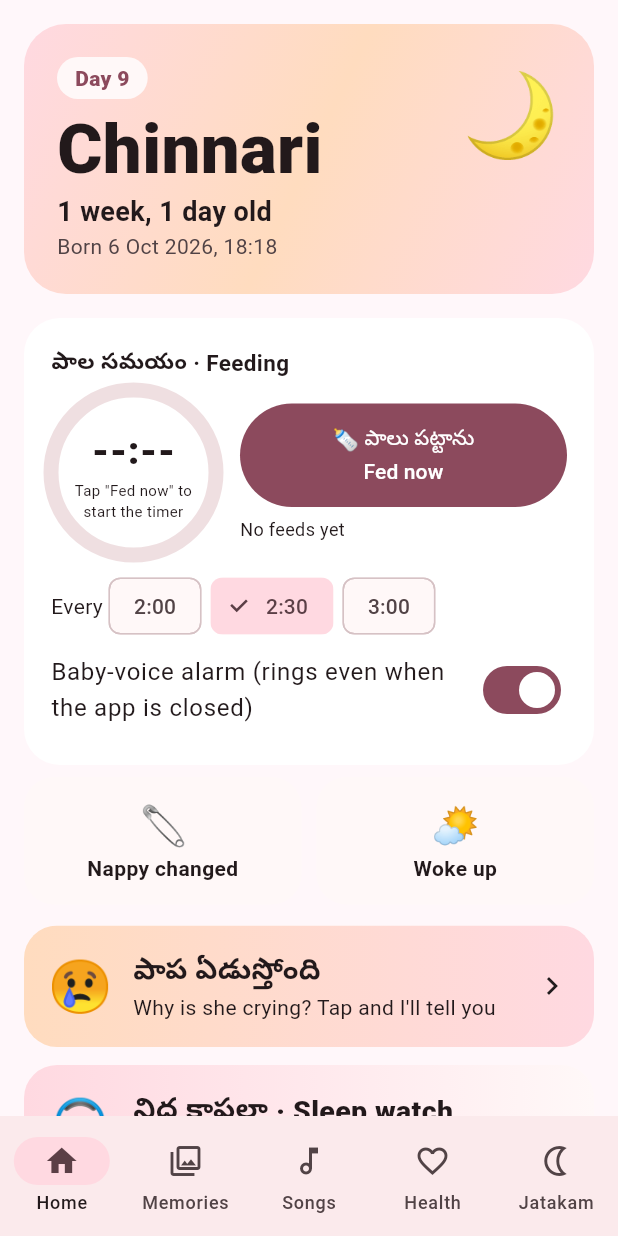
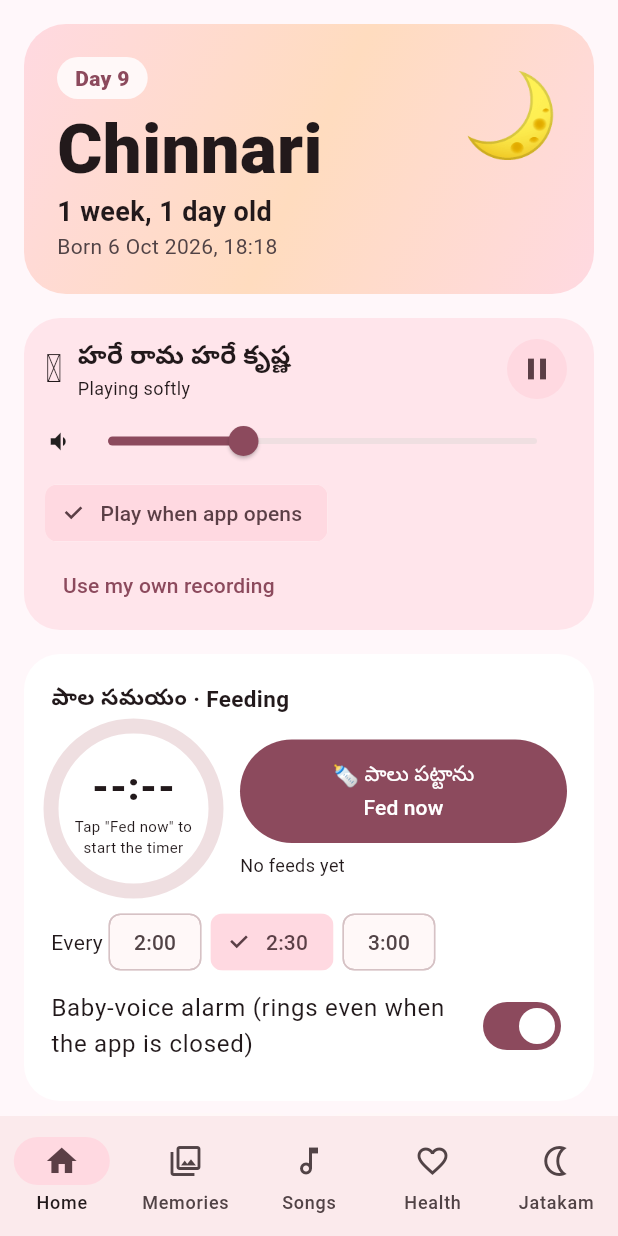
Before and after one commit to praveenkumarakumalla/little-one-app, a Flutter app: the screen it shows after launch, on a phone screen of 412 x 824 dp. Run offline on Flutter 3.47's test engine with Material 3 defaults, Android fonts, the phone set to English and light mode, and no system bars; our stand-ins replace audioplayers, flutter_tts, image_picker, permission_handler, share_plus, shared_preferences and 3 more; missing offline and left inert: alarm, file_selector, record.

Commit message:
Soft Hare Rama Hare Krishna chant when the app opens
Co-Authored-By: Claude Opus 5.5 <noreply@anthropic.com>
Claude-Session: https://claude.ai/code/session_016dhjwzidE1QpFg6RUYaQYL

```diff
--- /dev/null
+++ b/lib/chant.dart
@@ -0,0 +1,85 @@
+import 'dart:async';
+
+import 'package:audioplayers/audioplayers.dart';
+import 'package:flutter/foundation.dart';
+import 'package:flutter_tts/flutter_tts.dart';
+
+import 'store.dart';
+
+/// Soft, continuous "Hare Rama Hare Krishna" while the app is open.
+class Chant extends ChangeNotifier {
+  Chant._();
+  static final Chant i = Chant._();
+
+  final AudioPlayer _bg = AudioPlayer();
+  final FlutterTts _tts = FlutterTts();
+  bool on = false;
+  int _session = 0;
+  String? _lang;
+
+  static const te = 'హరే రామ హరే రామ, రామ రామ హరే హరే. హరే కృష్ణ హరే కృష్ణ, కృష్ణ కృష్ణ హరే హరే.';
+  static const dev = 'हरे राम हरे राम, राम राम हरे हरे। हरे कृष्ण हरे कृष्ण, कृष्ण कृष्ण हरे हरे।';
+  static const lat = 'Hare Rama Hare Rama, Rama Rama Hare Hare. Hare Krishna Hare Krishna, Krishna Krishna Hare Hare.';
+
+  double get volume => ((Store.i.settings['chantVol'] as num?)?.toDouble() ?? 0.35).clamp(0.05, 1.0);
+  bool get autoStart => Store.i.settings['chantOnOpen'] != false;
+  String? get ownFile => Store.i.settings['chantFile'] as String?;
+
+  Future<void> _initTts() async {
+    if (_lang != null) return;
+    for (final l in ['hi-IN', 'te-IN', 'en-IN']) {
+      try {
+        final ok = await _tts.isLanguageAvailable(l);
+        if (ok == true || ok == 1) {
+          _lang = l;
+          break;
+        }
+      } catch (_) {}
+    }
+    _lang ??= 'en-IN';
+    await _tts.setLanguage(_lang!);
+    await _tts.setSpeechRate(0.38);
+    await _tts.setPitch(0.9);
+    await _tts.awaitSpeakCompletion(true);
+  }
+
+  Future<void> start() async {
+    if (on) return;
+    on = true;
+    final s = ++_session;
+    notifyListeners();
+    await _bg.setReleaseMode(ReleaseMode.loop);
+    final own = ownFile;
+    if (own != null) {
+      await _bg.play(DeviceFileSource(own), volume: volume);
+      return;
+    }
+    // built-in: soft tanpura drone with the phone's voice chanting gently over it
+    await _bg.play(AssetSource('audio/tanpura.wav'), volume: volume * 0.8);
+    await _initTts();
+    final text = _lang == 'hi-IN' ? dev : _lang == 'te-IN' ? te : lat;
+    while (on && s == _session) {
+      try {
+        await _tts.setVolume(volume);
+        await _tts.speak(text);
+      } catch (_) {}
+      await Future.delayed(const Duration(milliseconds: 1500));
+    }
+  }
+
+  Future<void> stop() async {
+    on = false;
+    _session++;
+    notifyListeners();
+    try {
+      await _tts.stop();
+    } catch (_) {}
+    await _bg.stop();
+  }
+
+  Future<void> setVolume(double v) async {
+    await Store.i.setSetting('chantVol', v);
+    await _bg.setVolume(ownFile != null ? v : v * 0.8);
+    notifyListeners();
+  }
+}
--- a/lib/main.dart
+++ b/lib/main.dart
@@ -4,6 +4,7 @@ import 'package:alarm/alarm.dart';
 import 'package:flutter/material.dart';
 import 'package:permission_handler/permission_handler.dart';
 
+import 'chant.dart';
 import 'feed_alarm.dart';
 import 'pages/health.dart';
 import 'pages/home.dart';
@@ -63,6 +64,7 @@ class _ShellState extends State<Shell> {
   int tab = 0;
   StreamSubscription? _ringSub;
   bool _dialogOpen = false;
+  AppLifecycleListener? _life;
 
   @override
   void initState() {
@@ -70,7 +72,14 @@ class _ShellState extends State<Shell> {
     _ringSub = Alarm.ringing.listen((set) {
       if (set.alarms.isNotEmpty) _showFeedAlarm();
     });
-    WidgetsBinding.instance.addPostFrameCallback((_) => _askPermissions());
+    WidgetsBinding.instance.addPostFrameCallback((_) async {
+      await _askPermissions();
+      if (Chant.i.autoStart) Chant.i.start();
+    });
+    _life = AppLifecycleListener(
+      onHide: () => Chant.i.stop(),
+      onShow: () { if (Chant.i.autoStart) Chant.i.start(); },
+    );
   }
 
   Future<void> _askPermissions() async {
@@ -81,12 +90,14 @@ class _ShellState extends State<Shell> {
   @override
   void dispose() {
     _ringSub?.cancel();
+    _life?.dispose();
     super.dispose();
   }
 
   Future<void> _showFeedAlarm() async {
     if (_dialogOpen) return;
     _dialogOpen = true;
+    await Chant.i.stop();
     unawaited(Voice.i.babyAsksMilk());
     final ctx = navKey.currentContext;
     if (ctx == null) {
--- a/lib/pages/home.dart
+++ b/lib/pages/home.dart
@@ -2,6 +2,9 @@ import 'dart:async';
 
 import 'package:flutter/material.dart';
 
+import 'package:file_selector/file_selector.dart' show openFile, XTypeGroup;
+
+import '../chant.dart';
 import '../data.dart';
 import '../feed_alarm.dart';
 import '../store.dart';
@@ -39,6 +42,7 @@ class _HomePageState extends State<HomePage> {
       builder: (context, _) => SafeArea(
         child: ListView(padding: const EdgeInsets.fromLTRB(16, 8, 16, 24), children: [
           if (!s.hasProfile) _setupCard(context) else _hero(context),
+          _chantCard(context),
           _feedCard(context),
           Row(children: [
             Expanded(child: _quick(context, '🧷', 'Nappy changed', () async { await s.addTime('nappies'); _snack('Nappy change logged'); })),
@@ -53,6 +57,52 @@ class _HomePageState extends State<HomePage> {
           const SizedBox(height: 8),
           Center(child: TextButton(onPressed: () => Navigator.push(context, MaterialPageRoute(builder: (_) => const ProfilePage())), child: const Text('Edit her details · Backup'))),
         ]),
+      ),
+    );
+  }
+
+
+  Widget _chantCard(BuildContext context) {
+    final c = Chant.i, cs = Theme.of(context).colorScheme;
+    return ListenableBuilder(
+      listenable: c,
+      builder: (context, _) => Card(
+        color: cs.secondaryContainer.withValues(alpha: 0.6),
+        child: Padding(
+          padding: const EdgeInsets.fromLTRB(14, 10, 14, 6),
+          child: Column(crossAxisAlignment: CrossAxisAlignment.start, children: [
+            Row(children: [
+              const Text('🪷', style: TextStyle(fontSize: 26)),
+              const SizedBox(width: 10),
+              Expanded(child: Column(crossAxisAlignment: CrossAxisAlignment.start, children: [
+                const Text('హరే రామ హరే కృష్ణ', style: TextStyle(fontSize: 17, fontWeight: FontWeight.w800)),
+                Text(c.on ? 'Playing softly${c.ownFile != null ? ' · your recording' : ''}' : 'Paused', style: const TextStyle(fontSize: 12)),
+              ])),
+              IconButton.filledTonal(icon: Icon(c.on ? Icons.pause : Icons.play_arrow), onPressed: () => c.on ? c.stop() : c.start()),
+            ]),
+            Row(children: [
+              const Icon(Icons.volume_down, size: 18),
+              Expanded(child: Slider(value: c.volume, min: 0.05, max: 1.0, onChanged: (v) => c.setVolume(v))),
+            ]),
+            Wrap(spacing: 8, crossAxisAlignment: WrapCrossAlignment.center, children: [
+              FilterChip(label: const Text('Play when app opens'), selected: c.autoStart, onSelected: (v) => Store.i.setSetting('chantOnOpen', v)),
+              TextButton(
+                onPressed: () async {
+                  if (c.ownFile != null) {
+                    await Store.i.setSetting('chantFile', null);
+                  } else {
+                    final f = await openFile(acceptedTypeGroups: [const XTypeGroup(label: 'Audio', extensions: ['mp3', 'm4a', 'aac', 'wav', 'ogg', 'opus'], mimeTypes: ['audio/*'])]);
+                    if (f == null) return;
+                    await Store.i.setSetting('chantFile', await Store.keepFile(f.path, 'chant'));
+                  }
+                  if (c.on) { await c.stop(); await c.start(); }
+                  setState(() {});
+                },
+                child: Text(c.ownFile != null ? 'Use built-in chant' : 'Use my own recording'),
+              ),
+            ]),
+          ]),
+        ),
       ),
     );
   }
--- a/lib/pages/songs.dart
+++ b/lib/pages/songs.dart
@@ -8,6 +8,7 @@ import 'package:url_launcher/url_launcher.dart';
 import 'package:wakelock_plus/wakelock_plus.dart';
 import 'package:youtube_player_iframe/youtube_player_iframe.dart';
 
+import '../chant.dart';
 import '../store.dart';
 import '../voice.dart';
 
@@ -40,6 +41,7 @@ class _SongsPageState extends State<SongsPage> {
     }
     if (it['vid'] != null) {
       await Voice.i.stopMusic();
+      await Chant.i.stop();
       if (context.mounted) Navigator.push(context, MaterialPageRoute(builder: (_) => YtPage(vid: it['vid'].toString(), alt: it['alt']?.toString(), title: title)));
       return;
     }
--- a/lib/voice.dart
+++ b/lib/voice.dart
@@ -1,5 +1,7 @@
 import 'package:audioplayers/audioplayers.dart';
 import 'package:flutter_tts/flutter_tts.dart';
+
+import 'chant.dart';
 
 /// Telugu voice (falls back to Hindi / Indian English) and app sounds.
 class Voice {
@@ -67,12 +69,14 @@ class Voice {
   bool get musicOn => music.state == PlayerState.playing;
 
   Future<void> playMusicBox() async {
+    await Chant.i.stop();
     await music.setReleaseMode(ReleaseMode.loop);
     nowPlaying = 'Music box';
     await music.play(AssetSource('audio/music_box.wav'));
   }
 
   Future<void> playFile(String path, String title) async {
+    await Chant.i.stop();
     await music.setReleaseMode(ReleaseMode.loop);
     nowPlaying = title;
     await music.play(DeviceFileSource(path));
--- a/lib/watch.dart
+++ b/lib/watch.dart
@@ -7,6 +7,7 @@ import 'package:permission_handler/permission_handler.dart';
 import 'package:record/record.dart';
 import 'package:wakelock_plus/wakelock_plus.dart';
 
+import 'chant.dart';
 import 'data.dart';
 import 'store.dart';
 import 'voice.dart';
@@ -34,6 +35,7 @@ class SleepWatch extends ChangeNotifier {
   Future<String?> start() async {
     final p = await Permission.microphone.request();
     if (!p.isGranted) return 'Allow the microphone so the app can listen.';
+    await Chant.i.stop();
     final stream = await _rec.startStream(const RecordConfig(encoder: AudioEncoder.pcm16bits, sampleRate: sr, numChannels: 1));
     _base = null;
     _calib.clear();
--- a/pubspec.yaml
+++ b/pubspec.yaml
@@ -45,3 +45,4 @@ flutter:
     - assets/chart.json
     - assets/audio/music_box.wav
     - assets/audio/alarm.wav
+    - assets/audio/tanpura.wav
```
Also changed, not shown: 1 other file.
